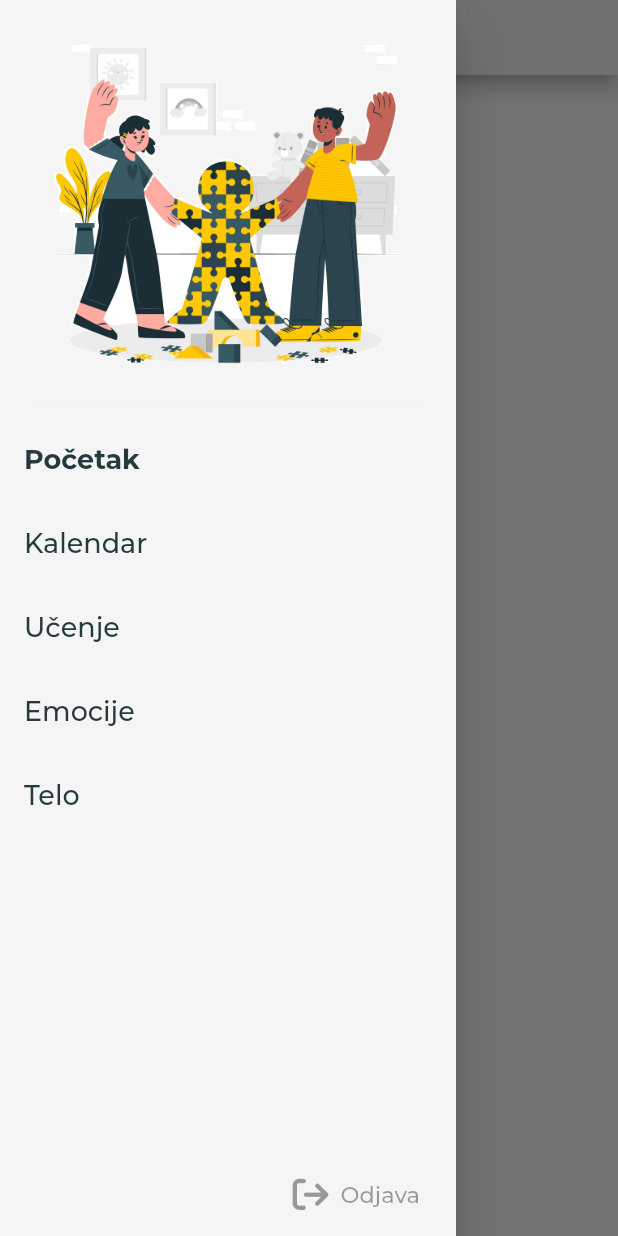
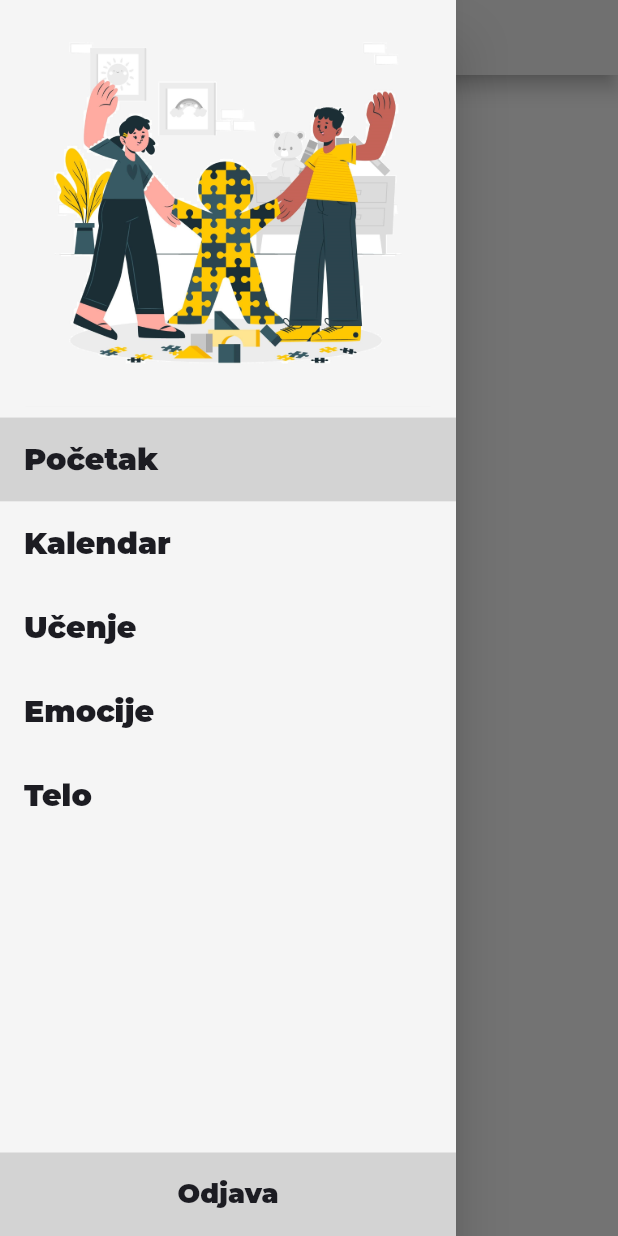
Before and after one commit to milan-kovac/communicator, a Flutter app: the HomePage screen opened directly, with the side drawer open, on a phone screen of 412 x 824 dp. Run offline on Flutter 3.47's test engine with Material 2 defaults, Android fonts, the phone set to English and light mode, and no system bars; our stand-ins replace cloud_firestore, dotted_border, firebase_auth, firebase_core, firebase_storage, flutter_screenutil and 7 more; missing offline and left inert: flutter_event_calendar; accounts and stored records are empty.

Commit message:
Update sidebar UI

```diff
--- a/lib/src/pages/calendar.page.dart
+++ b/lib/src/pages/calendar.page.dart
@@ -22,7 +22,7 @@ class _CalendarPageState extends State<CalendarPage> {
     DateTime now = DateTime.now();
     return Scaffold(
       appBar: const PreferredSize(preferredSize: Size.fromHeight(50), child: CustomAppBar()),
-      drawer: const Sidebar(),
+      drawer: Sidebar(currentPageIndex: 1),
       body: SafeArea(
         child: StreamBuilder<List<EventModel>>(
             stream: EventService.getEvents(),
@@ -47,14 +47,14 @@ class _CalendarPageState extends State<CalendarPage> {
                             showModalBottomSheet(
                               context: context,
                               isScrollControlled: true,
-                              builder: (BuildContext context) => AddEventModal(),
+                              builder: (BuildContext context) =>const AddEventModal(),
                               shape: const RoundedRectangleBorder(
                                 borderRadius: BorderRadius.vertical(top: Radius.circular(25.0)),
                               ),
                             )
                           },
                           child: Container(
-                            color: AppColors.lightGrean,
+                            color: AppColors.gray,
                             width: double.infinity,
                             height: 50,
                             child: const Center(
--- a/lib/src/pages/home.page.dart
+++ b/lib/src/pages/home.page.dart
@@ -7,12 +7,12 @@ class HomePage extends StatelessWidget {
 
   @override
   Widget build(BuildContext context) {
-    return const Scaffold(
-      appBar: PreferredSize(preferredSize: Size.fromHeight(50), child: CustomAppBar()),
-      body: Center(
+    return Scaffold(
+      appBar: const PreferredSize(preferredSize: Size.fromHeight(50), child: CustomAppBar()),
+      body: const Center(
         child: Text('HOME PAGE'),
       ),
-      drawer: Sidebar(),
+      drawer: Sidebar(currentPageIndex: 0),
     );
   }
 }
--- a/lib/src/pages/intro.page.dart
+++ b/lib/src/pages/intro.page.dart
@@ -62,11 +62,11 @@ class _IntroPageState extends State<IntroPage> {
               activeShape: RoundedRectangleBorder(borderRadius: BorderRadius.circular(25.r))),
           nextStyle: ButtonStyle(
             enableFeedback: true,
-             overlayColor: MaterialStateColor.resolveWith((states) => AppColors.lightGrean),
+            overlayColor: MaterialStateColor.resolveWith((states) => AppColors.lightGrean),
           ),
           doneStyle: ButtonStyle(
             enableFeedback: true,
-             overlayColor: MaterialStateColor.resolveWith((states) => AppColors.lightGrean),
+            overlayColor: MaterialStateColor.resolveWith((states) => AppColors.lightGrean),
           ),
           pages: [
             PageViewModel(
--- a/lib/src/utils/app.color.dart
+++ b/lib/src/utils/app.color.dart
@@ -8,4 +8,5 @@ class AppColors {
   static const fadedBlack = Color(0xFF1c1c22);
   static const golden = Color(0xFFffc801);
   static const fadedGold = Color(0xFFffdf7e);
+  static const gray = Color(0xFFd3d3d3);
 }
--- a/lib/src/widgets/global/sidebar.dart
+++ b/lib/src/widgets/global/sidebar.dart
@@ -4,20 +4,22 @@ import 'package:communicator/src/services/auth.service.dart';
 import 'package:communicator/src/utils/app.color.dart';
 import 'package:flutter/material.dart';
 import 'package:flutter_screenutil/flutter_screenutil.dart';
-import 'package:font_awesome_flutter/font_awesome_flutter.dart';
-
 import '../../pages/calendar.page.dart';
 import '../../utils/router.helper.dart';
 
 class Sidebar extends StatelessWidget {
-  const Sidebar({super.key});
-
+  final int currentPageIndex;
+  Sidebar({super.key, required this.currentPageIndex});
+  List<String> items = ['Početak', 'Kalendar', 'Učenje', 'Emocije', 'Telo'];
+  List<Widget> pages = [const HomePage(), const CalendarPage(), const LearningPage(), const HomePage(), const HomePage()];
   @override
   Widget build(BuildContext context) {
     return Drawer(
       backgroundColor: AppColors.backgroundColor,
       child: Column(
-        children:[
+        //mainAxisAlignment: MainAxisAlignment.start,
+        //crossAxisAlignment: CrossAxisAlignment.start,
+        children: [
           SizedBox(
             height: 250.h,
             child: DrawerHeader(
@@ -31,73 +33,34 @@ class Sidebar extends StatelessWidget {
             ),
           ),
           Expanded(
-            child: Column(children: <Widget>[
+            child: Column(children: [
+              for (var i = 0; i < items.length; i++)
                 ListTile(
-                title: const Text(
-                  'Početak',
-                  style: TextStyle(fontSize: 18.0, color: AppColors.darkGrean, fontWeight: FontWeight.bold),
+                  tileColor: i == currentPageIndex ? AppColors.gray : AppColors.backgroundColor,
+                  title: Text(
+                    items[i],
+                    style: TextStyle(fontSize: 18.sp, color: AppColors.fadedBlack, fontWeight: FontWeight.w900),
                   ),
                   onTap: () {
-                  RouterHelper(context: context, where: const HomePage()).goFadeAway();
-                },
-              ),
-              ListTile(
-                title: const Text(
-                  'Kalendar',
-                  style: TextStyle(fontSize: 18.0, color: AppColors.darkGrean),
-                ),
-                onTap: () {
-                  RouterHelper(context: context, where: const CalendarPage()).goFadeAway();
-                },
-              ),
-              ListTile(
-                title: const Text(
-                  'Učenje',
-                  style: TextStyle(fontSize: 18.0, color: AppColors.darkGrean),
-                ),
-                onTap: () {
-                  RouterHelper(context: context, where: const LearningPage()).goFadeAway();
-                },
-              ),
-              ListTile(
-                title: const Text(
-                  'Emocije',
-                  style: TextStyle(fontSize: 18.0, color: AppColors.darkGrean),
-                ),
-                onTap: () {
-                  /* Navigator.pop(context);
-                      Navigator.of(context).push(new MaterialPageRoute(
-                          builder: (context) => mistakePage()));*/
-                },
-              ),
-              ListTile(
-                title: const Text(
-                  'Telo',
-                  style: TextStyle(fontSize: 18.0, color: AppColors.darkGrean),
-                ),
-                onTap: () {
-                  /* Navigator.pop(context);
-                      Navigator.of(context).push(new MaterialPageRoute(
-                          builder: (context) => mistakePage()));*/
+                    RouterHelper(context: context, where: pages[i]).goFadeAway();
                   },
                 ),
             ]),
           ),
           Align(
               alignment: FractionalOffset.bottomCenter,
-              child: Column(
-                children: [
-                  ListTile(
+              child: GestureDetector(
                 onTap: () => AuthService.logOut(context),
-                    trailing: TextButton.icon(
-                        onPressed: null,
-                        icon: const FaIcon(FontAwesomeIcons.arrowRightFromBracket),
-                        label: const Text(
+                child: Container(
+                  width: double.infinity,
+                  height: 50.h,
+                  alignment: Alignment.center,
+                  color: AppColors.gray,
+                  child: Text(
                     'Odjava',
-                          style: TextStyle(fontSize: 15),
-                        )),
-                  )
-                ],
+                    style: TextStyle(fontSize: 16.sp, color: AppColors.fadedBlack, fontWeight: FontWeight.w900),
+                  ),
+                ),
               )),
         ],
       ),
--- a/lib/src/widgets/spinner/button.spinner.dart
+++ b/lib/src/widgets/spinner/button.spinner.dart
@@ -5,7 +5,7 @@ import 'package:flutter_spinkit/flutter_spinkit.dart';
 
 class ButtonSpinner extends StatelessWidget {
   final int lineWidth, size;
-  const ButtonSpinner({super.key,required this.lineWidth,required this.size});
+  const ButtonSpinner({super.key, required this.lineWidth, required this.size});
 
   @override
   Widget build(BuildContext context) {
```
Also changed, not shown: lib/src/pages/learning.page.dart (+4 -4 lines), lib/src/widgets/calendar/add.event.modal.dart (+37 -32 lines), lib/src/widgets/intro/intro.email.input.dart (+3 -6 lines), lib/src/widgets/intro/intro.items.dart (+5 -2 lines). Lines whose indentation alone changed are shown as unchanged.
